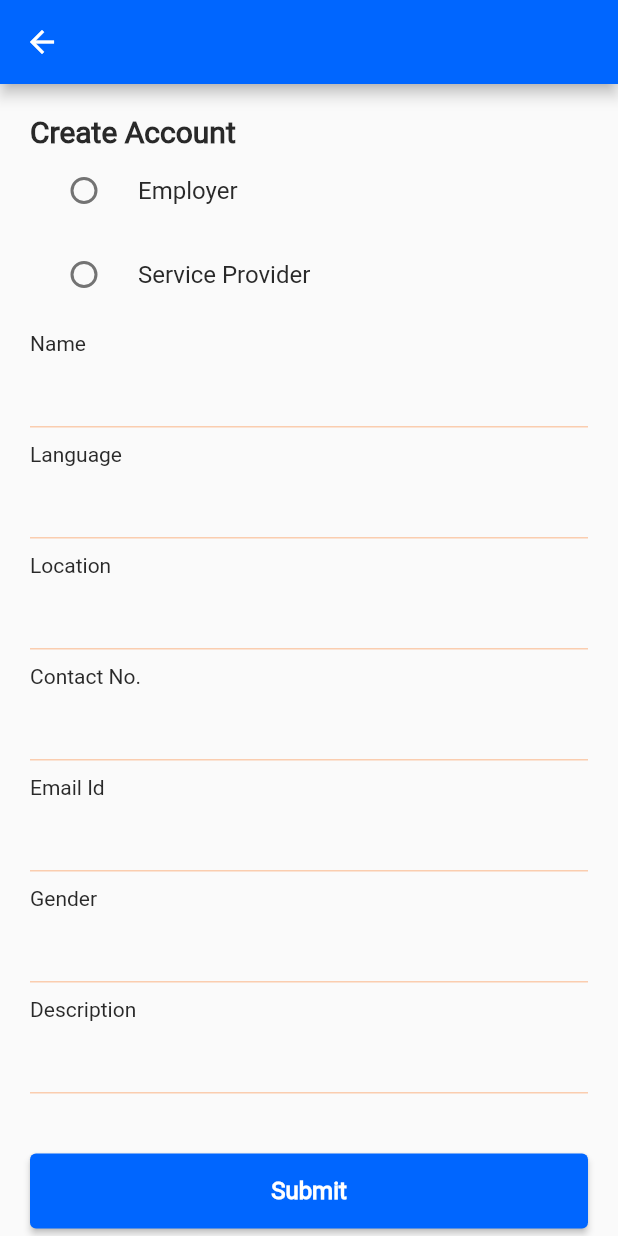
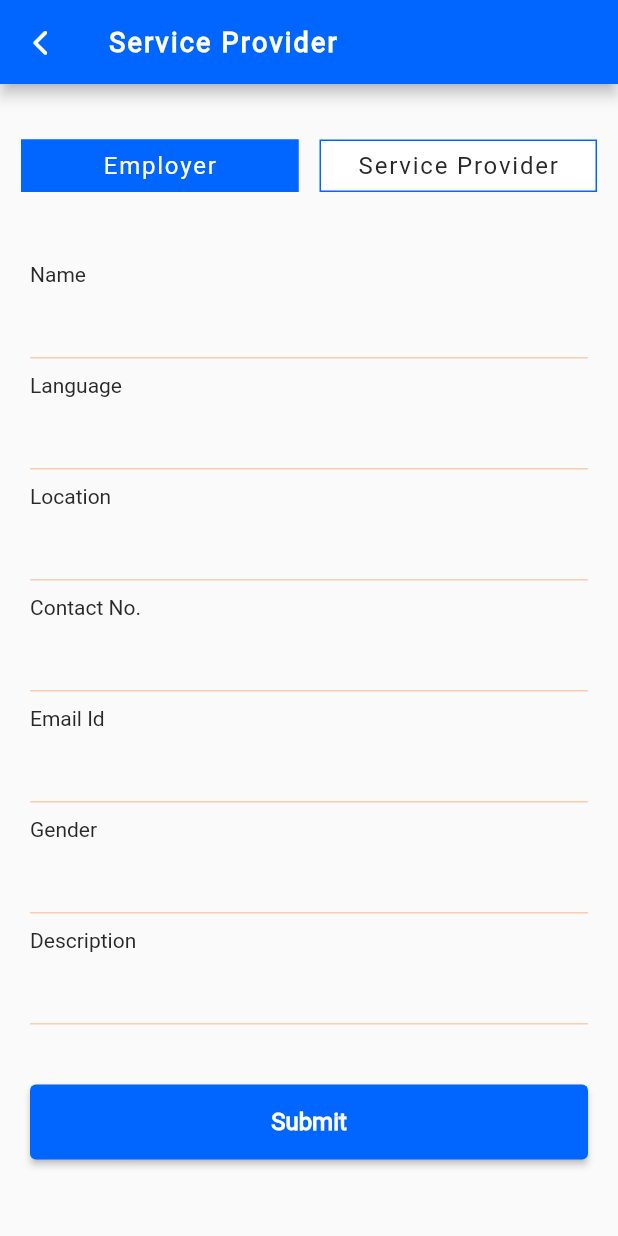
Before and after one commit to sourav-k7/ruralclap_app, a Flutter app: the OnboardingPage screen opened by its route, on a phone screen of 412 x 824 dp. Run offline on Flutter 3.47's test engine with Material 2 defaults, Android fonts, the light colour scheme and no system bars; drawn by our look-alikes of custom_radio_grouped_button; our stand-ins replace flutter_dotenv, font_awesome_flutter, get, google_sign_in; missing offline and left inert: dart:ffi.

Commit message:
added custom radio buttons

```diff
--- a/lib/pages/onboarding_page.dart
+++ b/lib/pages/onboarding_page.dart
@@ -1,5 +1,7 @@
 import 'package:flutter/material.dart';
+import 'package:font_awesome_flutter/font_awesome_flutter.dart';
 import 'package:ruralclap_app/constant/theme_color.dart';
+import 'package:custom_radio_grouped_button/custom_radio_grouped_button.dart';
 
 class OnboardingPage extends StatefulWidget {
   const OnboardingPage({super.key});
@@ -11,56 +13,80 @@ class OnboardingPage extends StatefulWidget {
 class _OnboardingPageState extends State<OnboardingPage> {
   final _formKey = GlobalKey<FormState>();
 
-  String? user;
+  String? user = "employer";
 
   @override
   Widget build(BuildContext context) {
     return Scaffold(
       appBar: AppBar(
+        title: const Text(
+          "Service Provider",
+          style: TextStyle(
+              letterSpacing: 1.5,
+              fontSize: 18,
+              color: ColorConstant.textPrimaryWhite,
+              fontWeight: FontWeight.w600),
+        ),
         leading: IconButton(
             onPressed: () {
               Navigator.pop(context);
             },
-            icon: const Icon(Icons.arrow_back)),
+            icon: const FaIcon(
+              FontAwesomeIcons.chevronLeft,
+              size: 18,
+            )),
+        backgroundColor: ColorConstant.primaryColor,
       ),
       body: SingleChildScrollView(
-        child: Padding(
-          padding: const EdgeInsets.symmetric(horizontal: 20),
+        child: Column(
+          children: [
+            const SizedBox(
+              height: 20,
+            ),
+            Padding(
+              padding:
+                  const EdgeInsets.symmetric(horizontal: 6.0, vertical: 10),
+              child: Row(
+                mainAxisAlignment: MainAxisAlignment.center,
+                crossAxisAlignment: CrossAxisAlignment.center,
+                children: [
+                  CustomRadioButton(
+                    elevation: 0,
+                    absoluteZeroSpacing: true,
+                    width: 185,
+                    defaultSelected: "employer",
+                    unSelectedColor: ColorConstant.textPrimaryWhite,
+                    buttonLables: const ['Employer', 'Service Provider'],
+                    buttonValues: const [
+                      'employer',
+                      'service_provider',
+                    ],
+                    buttonTextStyle: const ButtonTextStyle(
+                        selectedColor: ColorConstant.textPrimaryWhite,
+                        unSelectedColor: ColorConstant.textPrimaryBlack,
+                        textStyle: TextStyle(
+                            fontStyle: FontStyle.normal,
+                            fontFamily: 'Roboto',
+                            fontSize: 16,
+                            letterSpacing: 1.2,
+                            fontWeight: FontWeight.w400)),
+                    radioButtonValue: (value) {
+                      setState(() {
+                        user = value;
+                      });
+                    },
+                    selectedColor: ColorConstant.primaryColor,
+                  ),
+                ],
+              ),
+            ),
+            Padding(
+              padding: const EdgeInsets.symmetric(horizontal: 20, vertical: 20),
               child: Form(
                 key: _formKey,
                 child: Column(
                   crossAxisAlignment: CrossAxisAlignment.start,
                   children: [
-                const SizedBox(
-                  height: 20,
-                ),
-                const Text(
-                  'Create Account',
-                  style: TextStyle(
-                    fontWeight: FontWeight.bold,
-                    fontSize: 20,
-                  ),
-                ),
-                RadioListTile(
-                  title: Text("Employer"),
-                  value: "employer",
-                  groupValue: user,
-                  onChanged: (value){
-                    setState(() {
-                        user = value.toString();
-                    });
-                  },
-                ),
-                RadioListTile(
-                  title: Text("Service Provider"),
-                  value: "service_provider",
-                  groupValue: user,
-                  onChanged: (value){
-                    setState(() {
-                        user = value.toString();
-                    });
-                  },
-                ),
                     const SizedBox(
                       height: 10,
                     ),
@@ -94,7 +120,7 @@ class _OnboardingPageState extends State<OnboardingPage> {
                     const SizedBox(
                       height: 10,
                     ),
-                if (user=="service_provider") ...[
+                    if (user == "service_provider") ...[
                       Column(
                         crossAxisAlignment: CrossAxisAlignment.start,
                         children: <Widget>[
@@ -106,7 +132,7 @@ class _OnboardingPageState extends State<OnboardingPage> {
                         ],
                       ),
                     ],
-                if (user=="service_provider") ...[
+                    if (user == "service_provider") ...[
                       Column(
                         crossAxisAlignment: CrossAxisAlignment.start,
                         children: <Widget>[
@@ -137,6 +163,8 @@ class _OnboardingPageState extends State<OnboardingPage> {
                 ),
               ),
             ),
+          ],
+        ),
       ),
     );
   }
--- a/lib/pages/service_provider_profile_page.dart
+++ b/lib/pages/service_provider_profile_page.dart
@@ -185,6 +185,7 @@ class _SPProfilePage extends State<SPProfilePage> {
                                       ),
                                       IconButton(
                                           onPressed: null,
+                                          constraints: BoxConstraints(),
                                           icon: FaIcon(
                                             FontAwesomeIcons.pen,
                                             size: 18,
@@ -235,6 +236,7 @@ class _SPProfilePage extends State<SPProfilePage> {
                                             letterSpacing: 1.02),
                                       ),
                                       IconButton(
+                                          constraints: BoxConstraints(),
                                           onPressed: null,
                                           icon: FaIcon(
                                             FontAwesomeIcons.pen,
@@ -290,6 +292,7 @@ class _SPProfilePage extends State<SPProfilePage> {
                                       ),
                                       IconButton(
                                           onPressed: null,
+                                          constraints: BoxConstraints(),
                                           icon: FaIcon(
                                             FontAwesomeIcons.pen,
                                             size: 18,
--- a/pubspec.yaml
+++ b/pubspec.yaml
@@ -42,6 +42,7 @@ dependencies:
   google_sign_in: ^6.0.2
   http: ^0.13.5
   flutter_dotenv: ^5.0.2
+  custom_radio_grouped_button: ^2.1.2+2
 
 dev_dependencies:
   flutter_test:
```
Also changed, not shown: lib/widgets/ContactDetails.dart (+9 -9 lines). Lines whose indentation alone changed are shown as unchanged.
